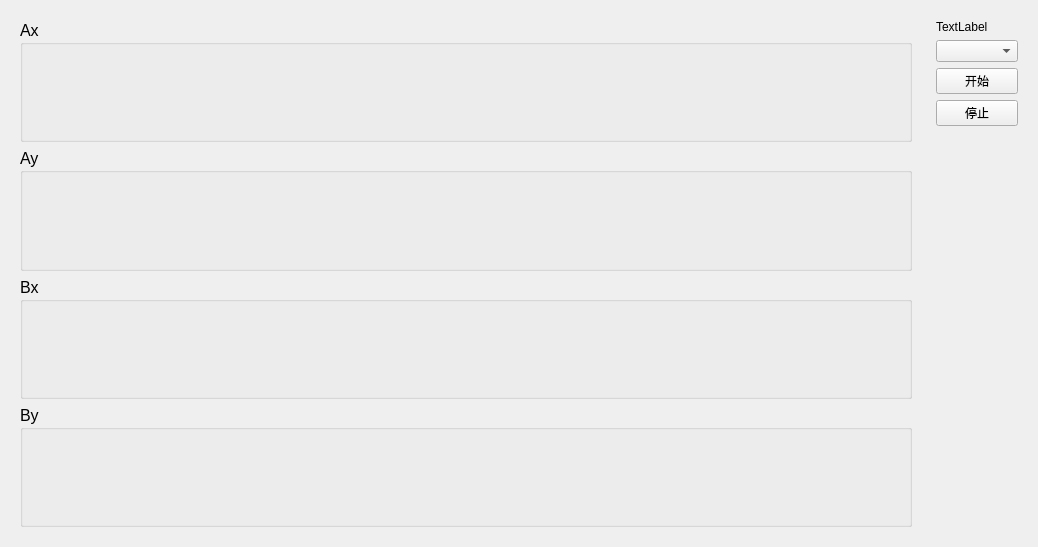
Old version of the form monitor/monitorWidget.ui in the repository RobbinLin7/ARINC659-SIM.
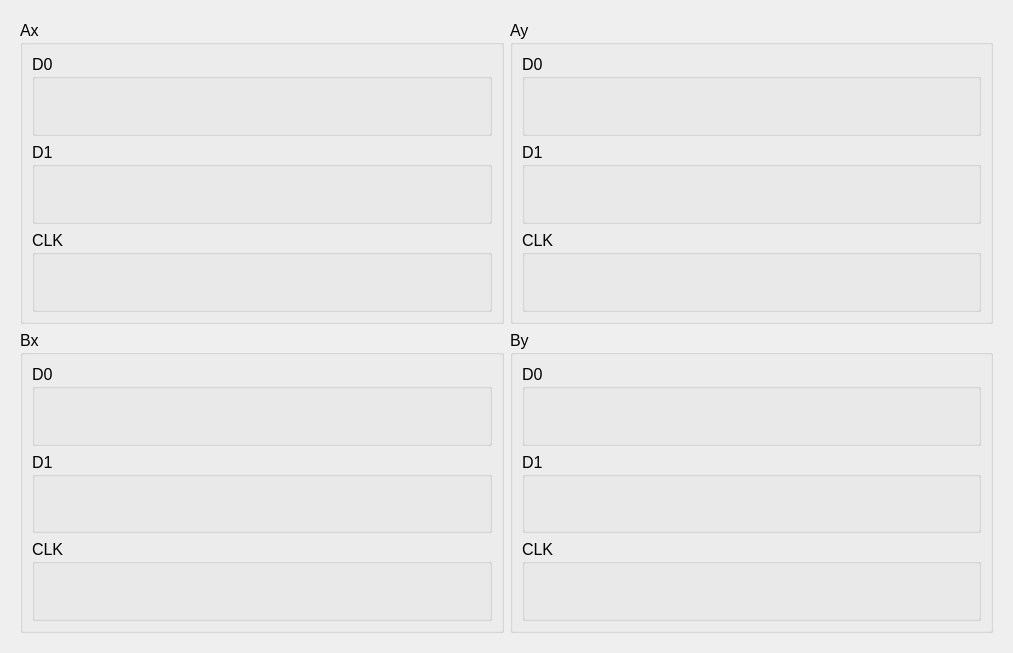
New version of the form. Custom widgets are drawn as their Qt base class.

```diff
--- a/monitor/monitorWidget.ui
+++ b/monitor/monitorWidget.ui
@@ -6,8 +6,8 @@
    <rect>
     <x>0</x>
     <y>0</y>
-    <width>1038</width>
-    <height>547</height>
+    <width>1013</width>
+    <height>653</height>
    </rect>
   </property>
   <property name="windowTitle">
@@ -16,8 +16,8 @@
   <layout class="QHBoxLayout" name="horizontalLayout">
    <item>
     <widget class="QWidget" name="widget_6" native="true">
-     <layout class="QVBoxLayout" name="verticalLayout_6">
-      <item>
+     <layout class="QGridLayout" name="gridLayout">
+      <item row="0" column="0">
        <widget class="QGroupBox" name="groupBox">
         <property name="font">
          <font>
@@ -29,12 +29,45 @@
         </property>
         <layout class="QVBoxLayout" name="verticalLayout">
          <item>
-          <widget class="QCustomPlot" name="axChart" native="true"/>
+          <widget class="QGroupBox" name="groupBox_5">
+           <property name="title">
+            <string>D0</string>
+           </property>
+           <layout class="QGridLayout" name="gridLayout_2">
+            <item row="0" column="0">
+             <widget class="QCustomPlot" name="ax_d0_chart" native="true"/>
+            </item>
+           </layout>
+          </widget>
+         </item>
+         <item>
+          <widget class="QGroupBox" name="groupBox_6">
+           <property name="title">
+            <string>D1</string>
+           </property>
+           <layout class="QGridLayout" name="gridLayout_5">
+            <item row="0" column="0">
+             <widget class="QCustomPlot" name="ax_d1_chart" native="true"/>
+            </item>
+           </layout>
+          </widget>
+         </item>
+         <item>
+          <widget class="QGroupBox" name="groupBox_7">
+           <property name="title">
+            <string>CLK</string>
+           </property>
+           <layout class="QGridLayout" name="gridLayout_4">
+            <item row="0" column="0">
+             <widget class="QCustomPlot" name="ax_clk_chart" native="true"/>
+            </item>
+           </layout>
+          </widget>
          </item>
         </layout>
        </widget>
       </item>
-      <item>
+      <item row="0" column="1">
        <widget class="QGroupBox" name="groupBox_2">
         <property name="font">
          <font>
@@ -46,12 +79,45 @@
         </property>
         <layout class="QVBoxLayout" name="verticalLayout_2">
          <item>
-          <widget class="QCustomPlot" name="ayChart" native="true"/>
+          <widget class="QGroupBox" name="groupBox_8">
+           <property name="title">
+            <string>D0</string>
+           </property>
+           <layout class="QGridLayout" name="gridLayout_3">
+            <item row="0" column="0">
+             <widget class="QCustomPlot" name="ay_d0_chart" native="true"/>
+            </item>
+           </layout>
+          </widget>
+         </item>
+         <item>
+          <widget class="QGroupBox" name="groupBox_9">
+           <property name="title">
+            <string>D1</string>
+           </property>
+           <layout class="QGridLayout" name="gridLayout_6">
+            <item row="0" column="0">
+             <widget class="QCustomPlot" name="ay_d1_chart" native="true"/>
+            </item>
+           </layout>
+          </widget>
+         </item>
+         <item>
+          <widget class="QGroupBox" name="groupBox_10">
+           <property name="title">
+            <string>CLK</string>
+           </property>
+           <layout class="QGridLayout" name="gridLayout_7">
+            <item row="0" column="0">
+             <widget class="QCustomPlot" name="ay_clk_chart" native="true"/>
+            </item>
+           </layout>
+          </widget>
          </item>
         </layout>
        </widget>
       </item>
-      <item>
+      <item row="1" column="0">
        <widget class="QGroupBox" name="groupBox_4">
         <property name="font">
          <font>
@@ -63,12 +129,45 @@
         </property>
         <layout class="QVBoxLayout" name="verticalLayout_4">
          <item>
-          <widget class="QCustomPlot" name="bxChart" native="true"/>
+          <widget class="QGroupBox" name="groupBox_11">
+           <property name="title">
+            <string>D0</string>
+           </property>
+           <layout class="QGridLayout" name="gridLayout_8">
+            <item row="0" column="0">
+             <widget class="QCustomPlot" name="bx_d0_chart" native="true"/>
+            </item>
+           </layout>
+          </widget>
+         </item>
+         <item>
+          <widget class="QGroupBox" name="groupBox_12">
+           <property name="title">
+            <string>D1</string>
+           </property>
+           <layout class="QGridLayout" name="gridLayout_9">
+            <item row="0" column="0">
+             <widget class="QCustomPlot" name="bx_d1_chart" native="true"/>
+            </item>
+           </layout>
+          </widget>
+         </item>
+         <item>
+          <widget class="QGroupBox" name="groupBox_13">
+           <property name="title">
+            <string>CLK</string>
+           </property>
+           <layout class="QGridLayout" name="gridLayout_10">
+            <item row="0" column="0">
+             <widget class="QCustomPlot" name="bx_clk_chart" native="true"/>
+            </item>
+           </layout>
+          </widget>
          </item>
         </layout>
        </widget>
       </item>
-      <item>
+      <item row="1" column="1">
        <widget class="QGroupBox" name="groupBox_3">
         <property name="font">
          <font>
@@ -80,7 +179,40 @@
         </property>
         <layout class="QVBoxLayout" name="verticalLayout_3">
          <item>
-          <widget class="QCustomPlot" name="byChart" native="true"/>
+          <widget class="QGroupBox" name="groupBox_14">
+           <property name="title">
+            <string>D0</string>
+           </property>
+           <layout class="QGridLayout" name="gridLayout_11">
+            <item row="0" column="0">
+             <widget class="QCustomPlot" name="by_d0_chart" native="true"/>
+            </item>
+           </layout>
+          </widget>
+         </item>
+         <item>
+          <widget class="QGroupBox" name="groupBox_15">
+           <property name="title">
+            <string>D1</string>
+           </property>
+           <layout class="QGridLayout" name="gridLayout_12">
+            <item row="0" column="0">
+             <widget class="QCustomPlot" name="by_d1_chart" native="true"/>
+            </item>
+           </layout>
+          </widget>
+         </item>
+         <item>
+          <widget class="QGroupBox" name="groupBox_16">
+           <property name="title">
+            <string>CLK</string>
+           </property>
+           <layout class="QGridLayout" name="gridLayout_13">
+            <item row="0" column="0">
+             <widget class="QCustomPlot" name="by_clk_chart" native="true"/>
+            </item>
+           </layout>
+          </widget>
          </item>
         </layout>
        </widget>
@@ -88,55 +220,6 @@
      </layout>
     </widget>
    </item>
-   <item>
-    <widget class="QWidget" name="widget_5" native="true">
-     <property name="maximumSize">
-      <size>
-       <width>100</width>
-       <height>16777215</height>
-      </size>
-     </property>
-     <layout class="QVBoxLayout" name="verticalLayout_5">
-      <item>
-       <widget class="QLabel" name="label">
-        <property name="text">
-         <string>TextLabel</string>
-        </property>
-       </widget>
-      </item>
-      <item>
-       <widget class="QComboBox" name="comboBox"/>
-      </item>
-      <item>
-       <widget class="QPushButton" name="startBtn">
-        <property name="text">
-         <string>开始</string>
-        </property>
-       </widget>
-      </item>
-      <item>
-       <widget class="QPushButton" name="stopBtn">
-        <property name="text">
-         <string>停止</string>
-        </property>
-       </widget>
-      </item>
-      <item>
-       <spacer name="verticalSpacer">
-        <property name="orientation">
-         <enum>Qt::Vertical</enum>
-        </property>
-        <property name="sizeHint" stdset="0">
-         <size>
-          <width>20</width>
-          <height>40</height>
-         </size>
-        </property>
-       </spacer>
-      </item>
-     </layout>
-    </widget>
-   </item>
   </layout>
  </widget>
  <customwidgets>
```
